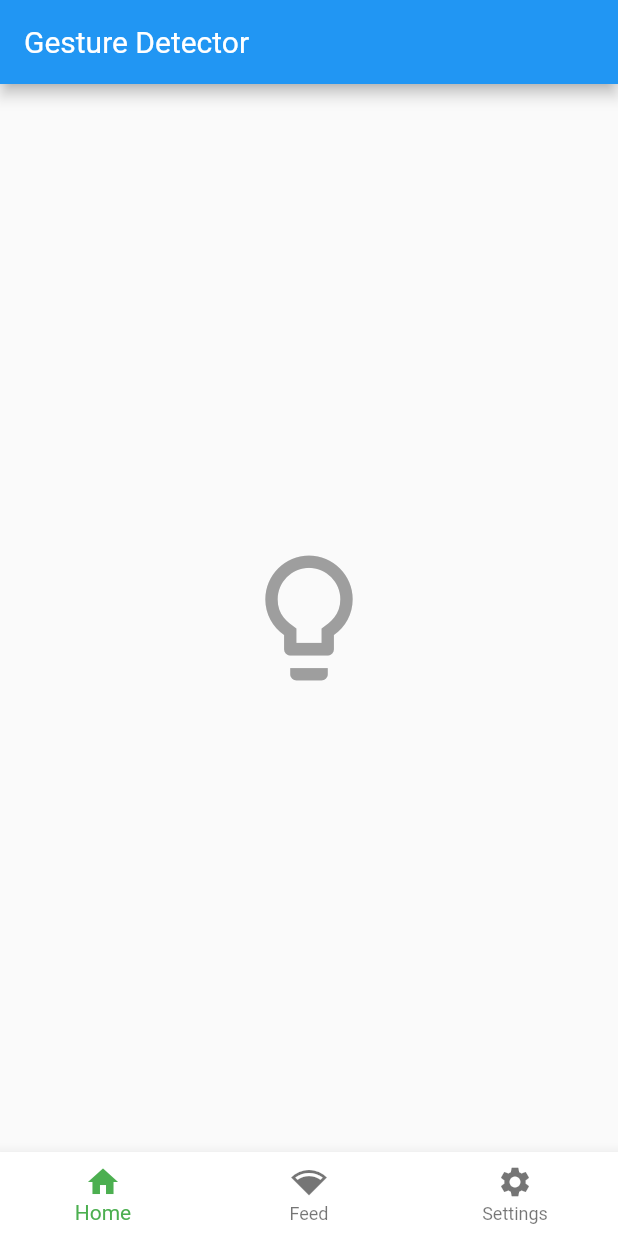
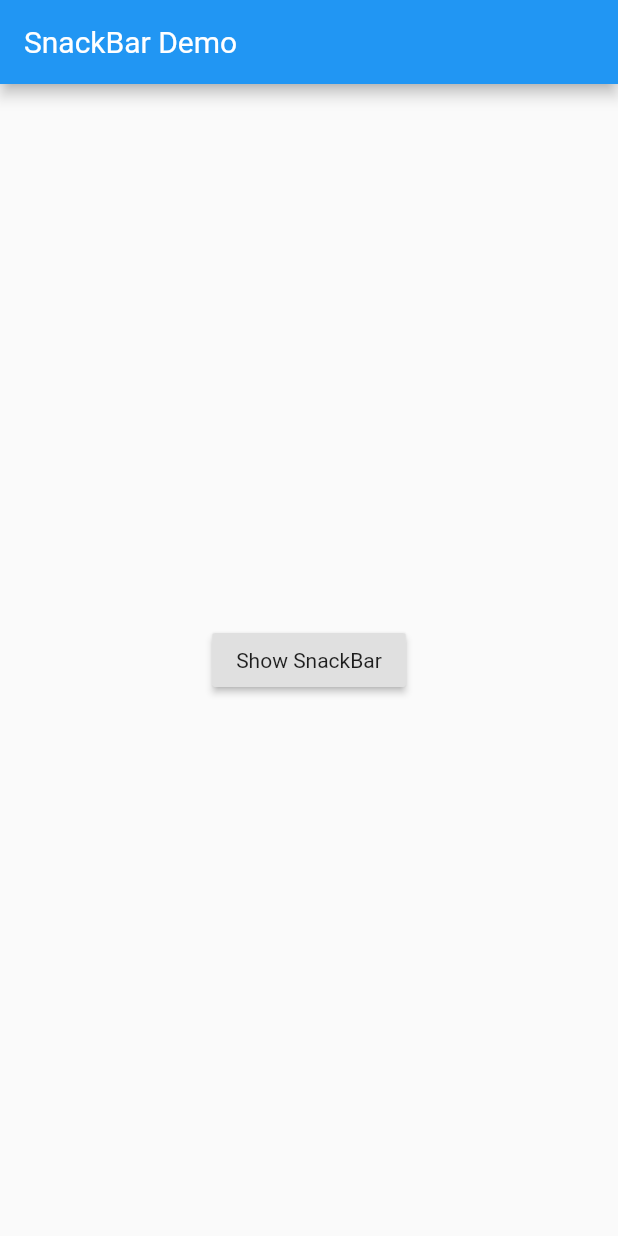
Before and after one commit to josephmtinangi/flutter-app, a Flutter app: the screen it shows after launch, on a phone screen of 412 x 824 dp. Run offline on Flutter 3.47's test engine with Material 2 defaults, Android fonts, the phone set to English and light mode, and no system bars.

Commit message:
SnackBar

```diff
--- a/lib/main.dart
+++ b/lib/main.dart
@@ -1,65 +1,45 @@
 import 'package:flutter/material.dart';
 
-void main() => runApp(MyHomePage());
+void main() => runApp(SnackBarDemo());
 
-class MyHomePage extends StatefulWidget {
-  MyHomePage({Key key}) : super(key: key);
-
-  @override
-  _MyHomePageState createState() => _MyHomePageState();
-}
-
-class _MyHomePageState extends State<MyHomePage> {
-  int index = 0;
-  Color bulbColor = Colors.grey;
-
+class SnackBarDemo extends StatelessWidget {
   @override
   Widget build(BuildContext context) {
     return MaterialApp(
+      title: 'SnackBar Demo',
       home: Scaffold(
         appBar: AppBar(
-          title: Text('Gesture Detector'),
+          title: Text('SnackBar Demo'),
         ),
-        body: Center(
-          child: GestureDetector(
-            onTap: () {
-              setState(() {
-                bulbColor = Colors.red;
-              });
-            },
-            onDoubleTap: () {
-              setState(() {
-                bulbColor = Colors.grey;
-              });
-            },
-            child: Icon(
-              Icons.lightbulb_outline,
-              size: 100.0,
-              color: bulbColor,
-            ),
-          ),
-        ),
-        bottomNavigationBar: BottomNavigationBar(
-          type: BottomNavigationBarType.fixed,
-          selectedItemColor: Colors.green,
-          backgroundColor: Colors.white,
-          currentIndex: index,
-          items: <BottomNavigationBarItem>[
-            BottomNavigationBarItem(
-                icon: Icon(Icons.home), title: Text('Home')),
-            BottomNavigationBarItem(
-                icon: Icon(Icons.network_wifi), title: Text('Feed')),
-            BottomNavigationBarItem(
-                icon: Icon(Icons.settings), title: Text('Settings'))
-          ],
-          onTap: (int selectedIndex) {
-            setState(() {
-              index = selectedIndex;
-            });
-          },
-        ),
+        body: SnackBarPage(),
       ),
       debugShowCheckedModeBanner: false,
     );
   }
 }
+
+class SnackBarPage extends StatelessWidget {
+  @override
+  Widget build(BuildContext context) {
+    return Center(
+      child: RaisedButton(
+        onPressed: () {
+          final snackBar = SnackBar(
+            content: Text('Yay! A SnackBar!'),
+            action: SnackBarAction(
+              label: 'Undo',
+              onPressed: () {
+                // Some code to undo the change.
+              },
+            ),
+          );
+
+          // Find the Scaffold in the widget tree and use
+          // it to show a SnackBar.
+          Scaffold.of(context).showSnackBar(snackBar);
+        },
+        child: Text('Show SnackBar'),
+      ),
+    );
+  }
+}
```
